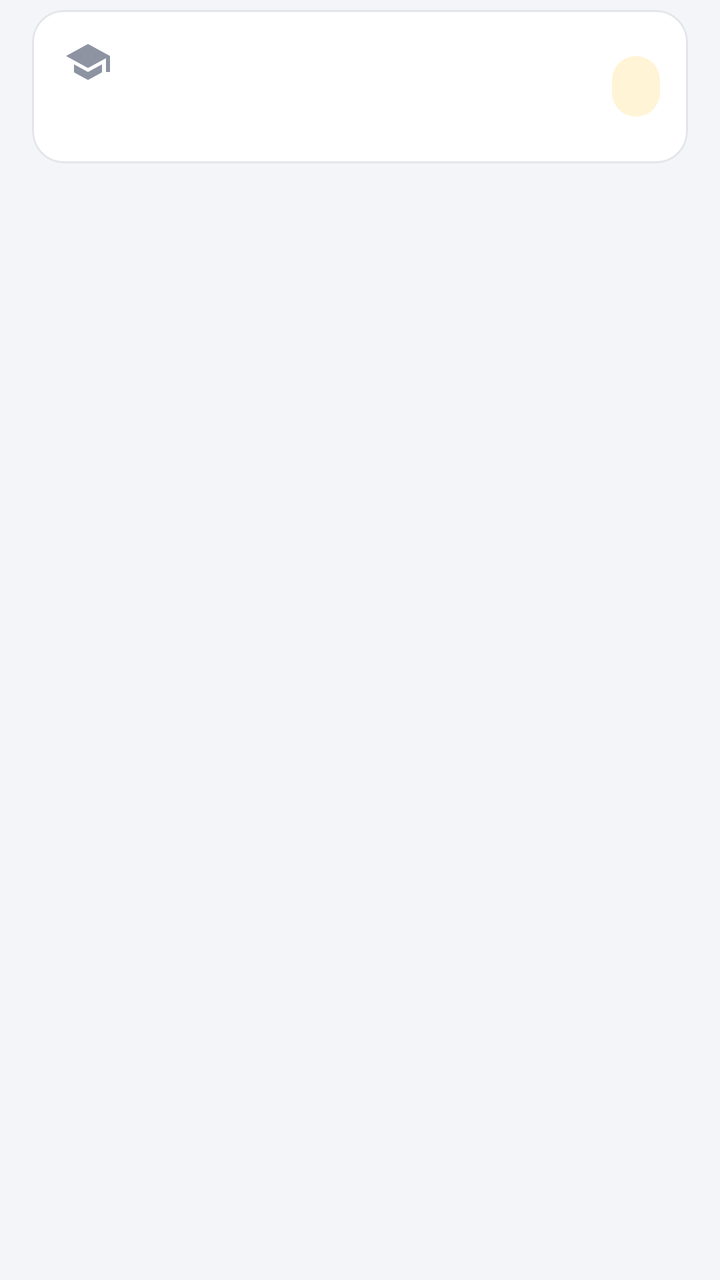
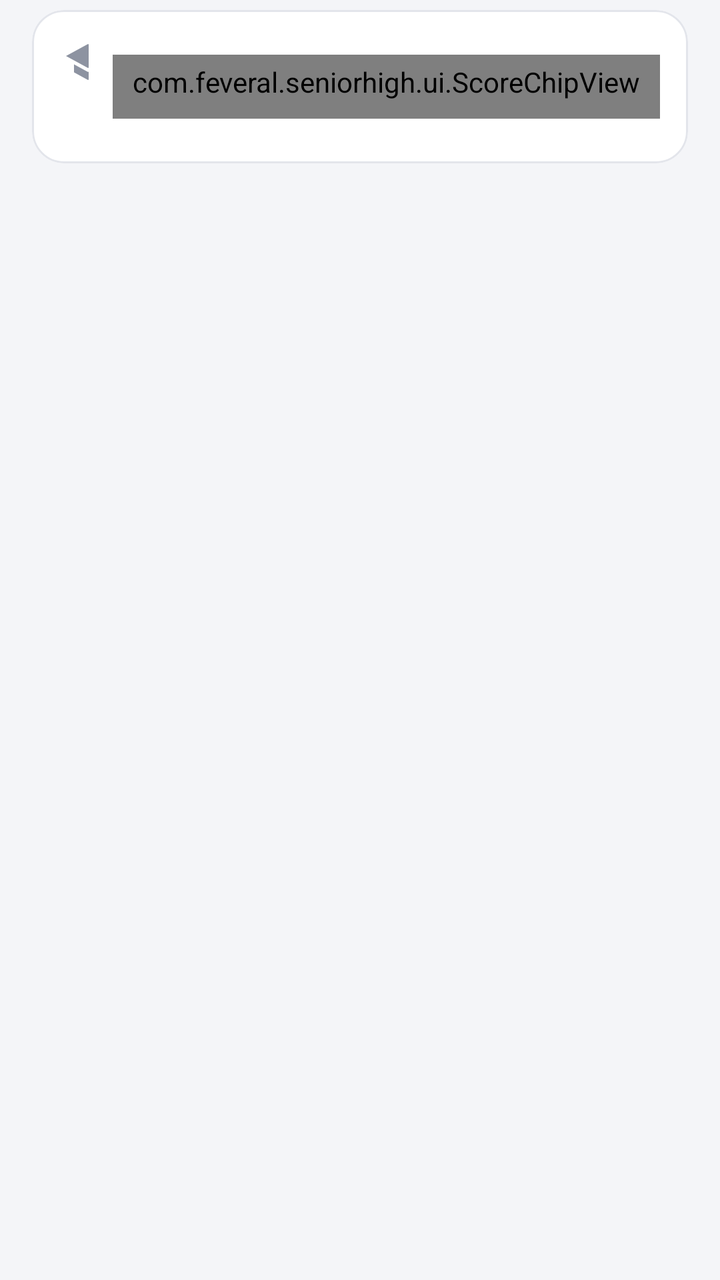

Compare the two renders of this Android layout. The source of the first and the diff that turns it into the second are given below.
<!-- AndroidManifest.xml: application theme AppTheme -->
<!-- res/layout/item_group.xml -->
<?xml version="1.0" encoding="utf-8"?>
<FrameLayout
    xmlns:android="http://schemas.android.com/apk/res/android"
    android:layout_width="match_parent"
    android:layout_height="wrap_content"
    android:paddingStart="@dimen/cardMarginH"
    android:paddingEnd="@dimen/cardMarginH"
    android:paddingTop="@dimen/cardMarginV"
    android:paddingBottom="@dimen/cardMarginV"
    android:clickable="true"
    android:focusable="true">
<com.google.android.material.card.MaterialCardView
    style="@style/ListCard"
    android:layout_width="match_parent"
    android:layout_height="wrap_content"
    android:layout_margin="0dp"
    android:duplicateParentState="true"
    android:foreground="?attr/selectableItemBackground">

    <LinearLayout
        android:layout_width="match_parent"
        android:layout_height="wrap_content"
        android:gravity="center_vertical"
        android:orientation="horizontal"
        android:paddingStart="16dp"
        android:paddingEnd="14dp"
        android:paddingTop="14dp"
        android:paddingBottom="14dp">

        <LinearLayout
            android:layout_width="0dp"
            android:layout_height="wrap_content"
            android:layout_weight="1"
            android:orientation="vertical">
            <TextView
                android:id="@+id/item_title_main"
                android:layout_width="wrap_content"
                android:layout_height="wrap_content"
                android:drawableStart="@drawable/ic_school_small"
                android:drawablePadding="6dp"
                android:drawableTint="@color/ink_tertiary"
                android:gravity="center_vertical"
                android:textSize="13sp"
                android:textColor="@color/ink_secondary"/>
            <TextView
                android:id="@+id/item_subtitle_main"
                android:layout_width="wrap_content"
                android:layout_height="wrap_content"
                android:layout_marginTop="3dp"
                android:textSize="16sp"
                android:textStyle="bold"
                android:textColor="@color/ink" />
        </LinearLayout>

        <TextView
            android:id="@+id/item_title_remark"
            style="@style/ScoreChip"
            android:layout_marginStart="12dp"/>

    </LinearLayout>
</com.google.android.material.card.MaterialCardView>
</FrameLayout>
<!-- resources referenced by this layout -->
<resources>
  <color name="ink">#1B2233</color>
  <color name="ink_secondary">#5F6677</color>
  <color name="ink_tertiary">#8D93A1</color>
  <dimen name="cardMarginH">16dp</dimen>
  <dimen name="cardMarginV">5dp</dimen>
  <style name="ScoreChip">
          <item name="android:layout_width">wrap_content</item>
          <item name="android:layout_height">wrap_content</item>
          <item name="android:background">@drawable/bg_score_chip</item>
          <item name="android:paddingStart">12dp</item>
          <item name="android:paddingEnd">12dp</item>
          <item name="android:paddingTop">5dp</item>
          <item name="android:paddingBottom">5dp</item>
          <item name="android:gravity">center</item>
          <item name="android:textColor">@color/on_amber_container</item>
          <item name="android:textSize">15sp</item>
          <item name="android:textStyle">bold</item>
          <item name="android:fontFeatureSettings">tnum</item>
      </style>
  <color name="on_indigo_container">#2D3A5C</color>
  <dimen name="cardRadius">16dp</dimen>
  <color name="surface">#FFFFFF</color>
  <color name="outline">#E3E5EB</color>
  <color name="scrim_ripple">#141B2233</color>
  <!-- drawable bg_score_chip (drawable) -->
  <?xml version="1.0" encoding="utf-8"?>
  <shape xmlns:android="http://schemas.android.com/apk/res/android" android:shape="rectangle">
      <solid android:color="@color/amber_container"/>
      <corners android:radius="12dp"/>
  </shape>
  <color name="on_amber_container">#7A5300</color>
  <color name="white">#FFFFFF</color>
  <color name="indigo_container">#E8ECF7</color>
  <color name="amber">#F2B200</color>
  <color name="amber_container">#FFF4D6</color>
  <color name="bg_app">#F4F5F8</color>
  <style name="AppToolbar" parent="Widget.Material3.Toolbar">
          <item name="titleTextAppearance">@style/TextAppearance.App.ToolbarTitle</item>
          <item name="titleTextColor">@color/ink</item>
          <item name="navigationIconTint">@color/ink</item>
          <item name="android:background">@color/bg_app</item>
      </style>
  <style name="DrawerArrowStyle" parent="Widget.AppCompat.DrawerArrowToggle">
          <item name="spinBars">true</item>
          <item name="color">@color/ink</item>
      </style>
  <!-- drawable tab_indicator (drawable) -->
  <?xml version="1.0" encoding="utf-8"?>
  <shape xmlns:android="http://schemas.android.com/apk/res/android" android:shape="rectangle">
      <corners android:topLeftRadius="3dp" android:topRightRadius="3dp"/>
      <solid android:color="@color/amber"/>
      <size android:height="3dp"/>
  </shape>
  <style name="TextAppearance.App.Tab" parent="TextAppearance.Material3.TitleSmall">
          <item name="android:textSize">15sp</item>
          <item name="android:textStyle">bold</item>
          <item name="textAllCaps">false</item>
      </style>
  <style name="TextAppearance.App.ToolbarTitle" parent="TextAppearance.Material3.TitleLarge">
          <item name="android:textSize">22sp</item>
          <item name="android:textStyle">bold</item>
          <item name="android:textColor">@color/ink</item>
      </style>
  <!-- unchanged entries left out for length: 4 -->
</resources>

<!-- the commit's change to res/layout/item_group.xml (unified diff, before → after) -->
@@ -1,6 +1,7 @@
 <?xml version="1.0" encoding="utf-8"?>
 <FrameLayout
     xmlns:android="http://schemas.android.com/apk/res/android"
+    xmlns:app="http://schemas.android.com/apk/res-auto"
     android:layout_width="match_parent"
     android:layout_height="wrap_content"
     android:paddingStart="@dimen/cardMarginH"
@@ -20,6 +21,7 @@
     <LinearLayout
         android:layout_width="match_parent"
         android:layout_height="wrap_content"
+        android:baselineAligned="false"
         android:gravity="center_vertical"
         android:orientation="horizontal"
         android:paddingStart="16dp"
@@ -47,15 +49,21 @@
                 android:layout_width="wrap_content"
                 android:layout_height="wrap_content"
                 android:layout_marginTop="3dp"
+                android:lineSpacingExtra="2dp"
                 android:textSize="16sp"
                 android:textStyle="bold"
                 android:textColor="@color/ink" />
+            <TextView
+                android:id="@+id/item_score_caption"
+                style="@style/ListCaption"/>
         </LinearLayout>
 
-        <TextView
+        <com.feveral.seniorhigh.ui.ScoreChipView
             android:id="@+id/item_title_remark"
             style="@style/ScoreChip"
-            android:layout_marginStart="12dp"/>
+            android:layout_marginStart="12dp"
+            app:captionView="@id/item_score_caption"
+            app:captionPrefix="最後篩選  "/>
 
     </LinearLayout>
 </com.google.android.material.card.MaterialCardView>
<!-- resource entries referenced after the edit -->
@@ -5,17 +5,31 @@
   <color name="ink_tertiary">#8D93A1</color>
   <dimen name="cardMarginH">16dp</dimen>
   <dimen name="cardMarginV">5dp</dimen>
+  <style name="ListCaption">
+          <item name="android:layout_width">wrap_content</item>
+          <item name="android:layout_height">wrap_content</item>
+          <item name="android:layout_marginTop">4dp</item>
+          <item name="android:textColor">@color/ink_secondary</item>
+          <item name="android:textSize">12sp</item>
+          <item name="android:maxLines">1</item>
+          <item name="android:ellipsize">end</item>
+          <item name="android:visibility">gone</item>
+      </style>
   <style name="ScoreChip">
           <item name="android:layout_width">wrap_content</item>
           <item name="android:layout_height">wrap_content</item>
+          <item name="android:minWidth">80dp</item>
+          <item name="android:minHeight">32dp</item>
           <item name="android:background">@drawable/bg_score_chip</item>
-          <item name="android:paddingStart">12dp</item>
-          <item name="android:paddingEnd">12dp</item>
-          <item name="android:paddingTop">5dp</item>
-          <item name="android:paddingBottom">5dp</item>
+          <item name="android:paddingStart">10dp</item>
+          <item name="android:paddingEnd">10dp</item>
+          <item name="android:paddingTop">4dp</item>
+          <item name="android:paddingBottom">4dp</item>
           <item name="android:gravity">center</item>
+          <item name="android:maxLines">1</item>
+          <item name="android:includeFontPadding">false</item>
           <item name="android:textColor">@color/on_amber_container</item>
-          <item name="android:textSize">15sp</item>
+          <item name="android:textSize">16sp</item>
           <item name="android:textStyle">bold</item>
           <item name="android:fontFeatureSettings">tnum</item>
       </style>
@@ -28,7 +42,7 @@
   <?xml version="1.0" encoding="utf-8"?>
   <shape xmlns:android="http://schemas.android.com/apk/res/android" android:shape="rectangle">
       <solid android:color="@color/amber_container"/>
-      <corners android:radius="12dp"/>
+      <corners android:radius="10dp"/>
   </shape>
   <color name="on_amber_container">#7A5300</color>
   <color name="white">#FFFFFF</color>
